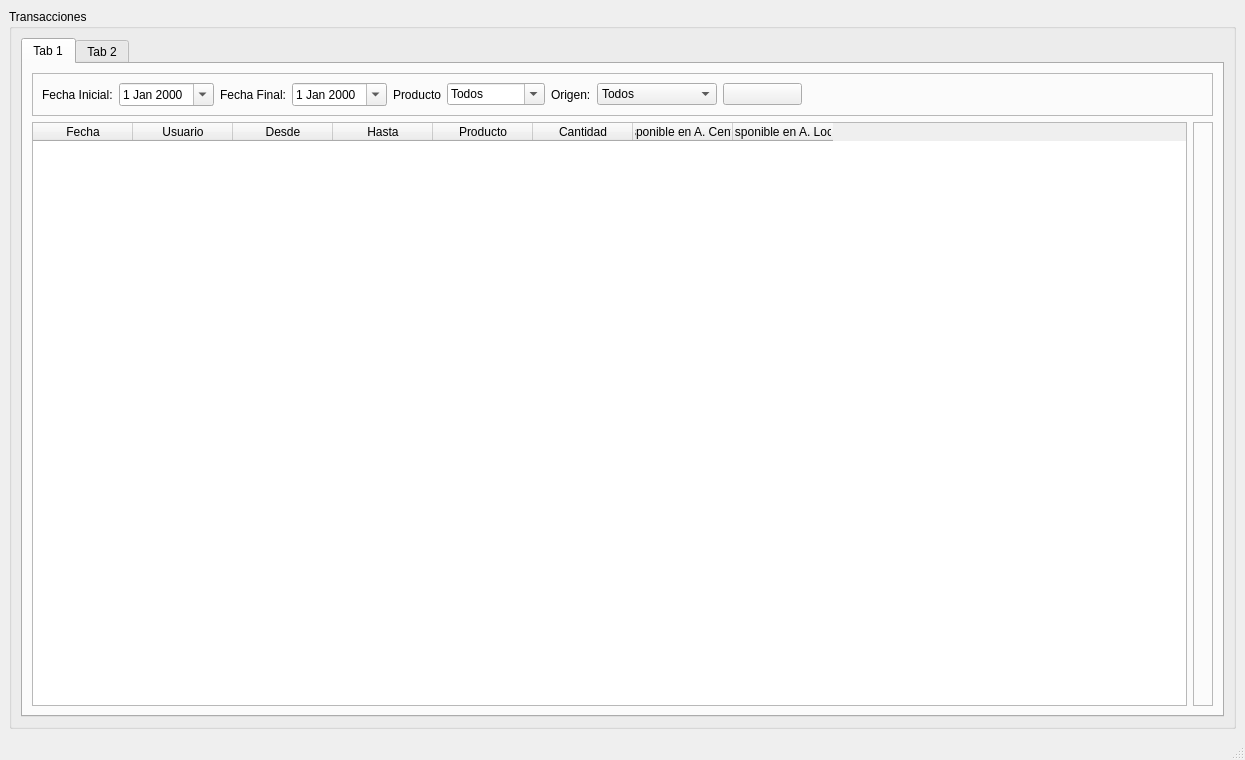
This is RumbaBurger/form_transacciones.ui in yordanlp/RumbaBurger as Qt 5 draws it before an edit. The edited form follows.
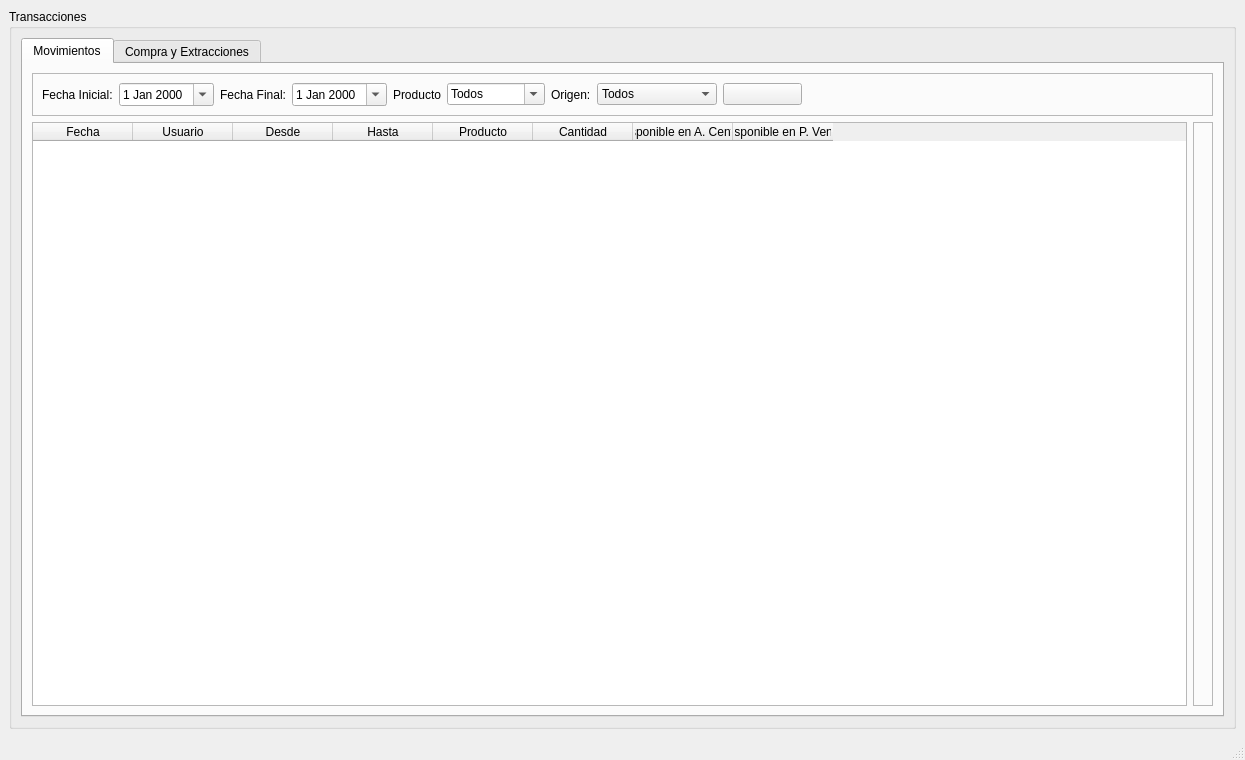
This is the edited form. Icons and pictures are not drawn.

Patch:
```diff
--- a/RumbaBurger/form_transacciones.ui
+++ b/RumbaBurger/form_transacciones.ui
@@ -28,7 +28,7 @@
          </property>
          <widget class="QWidget" name="movimientos">
           <attribute name="title">
-           <string>Tab 1</string>
+           <string>Movimientos</string>
           </attribute>
           <layout class="QGridLayout" name="gridLayout_4">
            <item row="0" column="0" colspan="2">
@@ -246,7 +246,7 @@
              </column>
              <column>
               <property name="text">
-               <string>Disponible en A. Local</string>
+               <string>Disponible en P. Venta</string>
               </property>
              </column>
             </widget>
@@ -255,7 +255,7 @@
          </widget>
          <widget class="QWidget" name="CompraExtraccion">
           <attribute name="title">
-           <string>Tab 2</string>
+           <string>Compra y Extracciones</string>
           </attribute>
           <layout class="QGridLayout" name="gridLayout_5">
            <item row="0" column="0">
```
